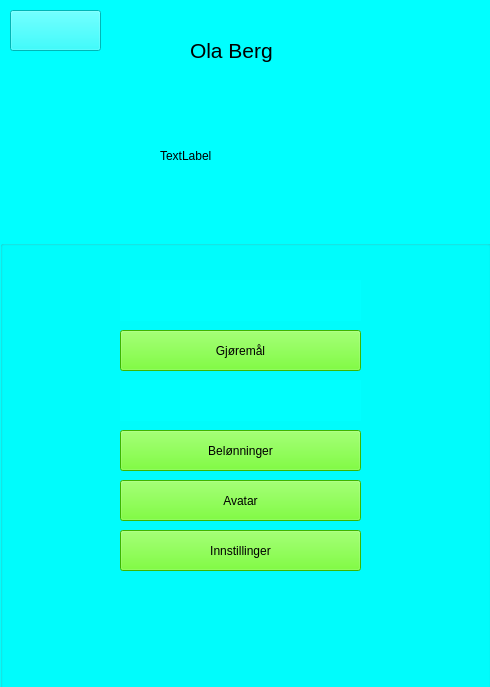
First picture: the form in SKOGKK/KKOGSK/profiledialog.ui, repository Strauts/AppDeployment, before the edit.
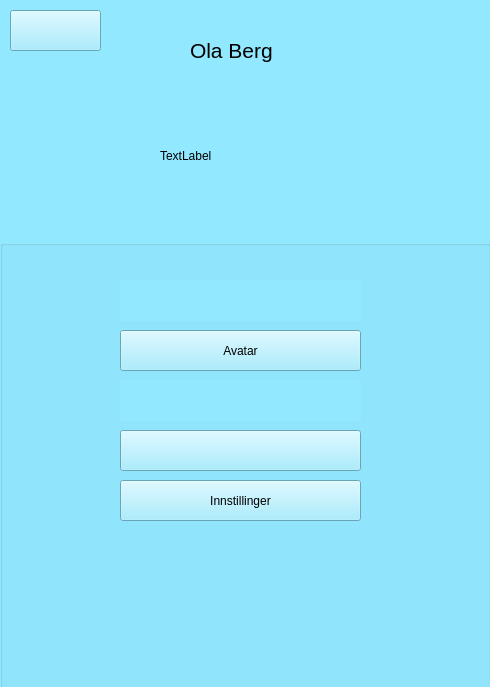
Second picture: the form after the edit. Icons and pictures are not drawn.

What changed in the file:
```diff
--- a/SKOGKK/KKOGSK/profiledialog.ui
+++ b/SKOGKK/KKOGSK/profiledialog.ui
@@ -14,7 +14,7 @@
    <string>Dialog</string>
   </property>
   <property name="styleSheet">
-   <string notr="true">background-color: rgb(0, 255, 255);</string>
+   <string notr="true">background-color: rgb(146, 232, 255);</string>
   </property>
   <widget class="QGroupBox" name="groupBox">
    <property name="geometry">
@@ -49,17 +49,17 @@
     <property name="geometry">
      <rect>
       <x>120</x>
-      <y>90</y>
+      <y>190</y>
       <width>241</width>
       <height>41</height>
      </rect>
     </property>
     <property name="styleSheet">
      <string notr="true">color: rgb(0, 0, 0);
-background-color: rgb(85, 255, 0);</string>
+border-image: url(:/Assets/Buttons/oversikt_active.png);</string>
     </property>
     <property name="text">
-     <string>Gjøremål</string>
+     <string/>
     </property>
    </widget>
    <widget class="QPushButton" name="pushButton_Results_Profile">
@@ -79,34 +79,17 @@
      <string/>
     </property>
    </widget>
-   <widget class="QPushButton" name="pushButton_Rewards_Profile">
-    <property name="geometry">
-     <rect>
-      <x>120</x>
-      <y>190</y>
-      <width>241</width>
-      <height>41</height>
-     </rect>
-    </property>
-    <property name="styleSheet">
-     <string notr="true">color: rgb(0, 0, 0);
-background-color: rgb(85, 255, 0);</string>
-    </property>
-    <property name="text">
-     <string>Belønninger</string>
-    </property>
-   </widget>
    <widget class="QPushButton" name="pushButton_Avatar_Profile">
     <property name="geometry">
      <rect>
       <x>120</x>
-      <y>240</y>
+      <y>90</y>
       <width>241</width>
       <height>41</height>
      </rect>
     </property>
     <property name="styleSheet">
-     <string notr="true">background-color: rgb(85, 255, 0);
+     <string notr="true">background-color: rgb(146, 232, 255);
 color: rgb(0, 0, 0);</string>
     </property>
     <property name="text">
@@ -117,14 +100,14 @@
     <property name="geometry">
      <rect>
       <x>120</x>
-      <y>290</y>
+      <y>240</y>
       <width>241</width>
       <height>41</height>
      </rect>
     </property>
     <property name="styleSheet">
      <string notr="true">color: rgb(0, 0, 0);
-background-color: rgb(85, 255, 0);</string>
+background-color: rgb(146, 232, 255);</string>
     </property>
     <property name="text">
      <string>Innstillinger</string>
```
Left out of the diff: 4 changed lines with no effect on the pictures.
